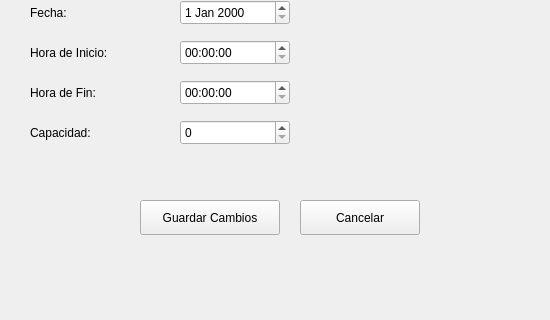
Qt form ui/editarEvento.ui (Maria-agurto/Algoritmica) before a commit; both pictures show x 0 to 550 and y 180 to 500 of the 550 by 500 pixel window.
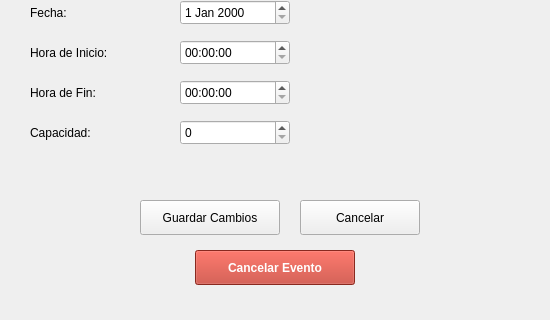
The same form after that commit.

```diff
--- a/ui/editarEvento.ui
+++ b/ui/editarEvento.ui
@@ -253,6 +253,23 @@
    </property>
   </widget>
 
+  <widget class="QPushButton" name="btnCancelarEvento">
+   <property name="geometry">
+    <rect>
+     <x>195</x>
+     <y>430</y>
+     <width>160</width>
+     <height>35</height>
+    </rect>
+   </property>
+   <property name="styleSheet">
+    <string notr="true">background-color: #c0392b; color: white; font-weight: bold;</string>
+   </property>
+   <property name="text">
+    <string>Cancelar Evento</string>
+   </property>
+  </widget>
+
  </widget>
  <resources/>
  <connections/>
```
